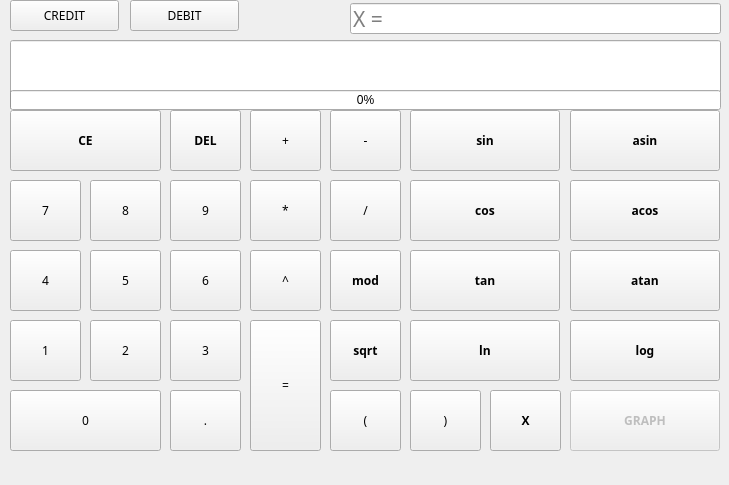
Before: the Qt Designer form src/calcView.ui in antinlay/CPP3_SmartCalc_v2.0-1, drawn with Qt 5.
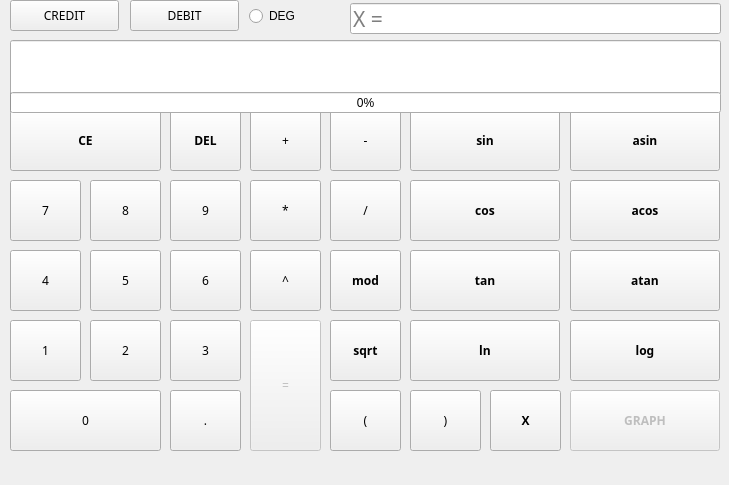
After: the same form once the commit is applied. Icons and pictures are not drawn.

Commit message: FIX FOCUS LINEEDIT

The edit to the form file:
```diff
--- a/src/calcView.ui
+++ b/src/calcView.ui
@@ -275,15 +275,45 @@
       <bold>true</bold>
      </font>
     </property>
+    <property name="cursor">
+     <cursorShape>IBeamCursor</cursorShape>
+    </property>
+    <property name="mouseTracking">
+     <bool>false</bool>
+    </property>
+    <property name="focusPolicy">
+     <enum>Qt::WheelFocus</enum>
+    </property>
+    <property name="layoutDirection">
+     <enum>Qt::LeftToRight</enum>
+    </property>
+    <property name="autoFillBackground">
+     <bool>false</bool>
+    </property>
+    <property name="inputMethodHints">
+     <set>Qt::ImhNone</set>
+    </property>
     <property name="maxLength">
      <number>255</number>
     </property>
+    <property name="echoMode">
+     <enum>QLineEdit::Normal</enum>
+    </property>
     <property name="alignment">
-     <set>Qt::AlignJustify|Qt::AlignVCenter</set>
+     <set>Qt::AlignLeading|Qt::AlignLeft|Qt::AlignVCenter</set>
+    </property>
+    <property name="dragEnabled">
+     <bool>true</bool>
     </property>
     <property name="readOnly">
      <bool>false</bool>
     </property>
+    <property name="cursorMoveStyle">
+     <enum>Qt::VisualMoveStyle</enum>
+    </property>
+    <property name="clearButtonEnabled">
+     <bool>true</bool>
+    </property>
    </widget>
    <widget class="QPushButton" name="add">
     <property name="geometry">
@@ -535,7 +565,7 @@
    </widget>
    <widget class="QPushButton" name="equal">
     <property name="enabled">
-     <bool>true</bool>
+     <bool>false</bool>
     </property>
     <property name="geometry">
      <rect>
@@ -787,15 +817,31 @@
     <property name="geometry">
      <rect>
       <x>10</x>
-      <y>90</y>
+      <y>92</y>
       <width>711</width>
-      <height>20</height>
+      <height>21</height>
      </rect>
     </property>
+    <property name="maximum">
+     <number>255</number>
+    </property>
     <property name="value">
      <number>0</number>
     </property>
    </widget>
+   <widget class="QRadioButton" name="radioButton">
+    <property name="geometry">
+     <rect>
+      <x>249</x>
+      <y>6</y>
+      <width>51</width>
+      <height>20</height>
+     </rect>
+    </property>
+    <property name="text">
+     <string>DEG</string>
+    </property>
+   </widget>
   </widget>
  </widget>
  <resources/>
```
Left out of the diff: 5 changed lines with no effect on the pictures. The commit also changes 2 other files.
